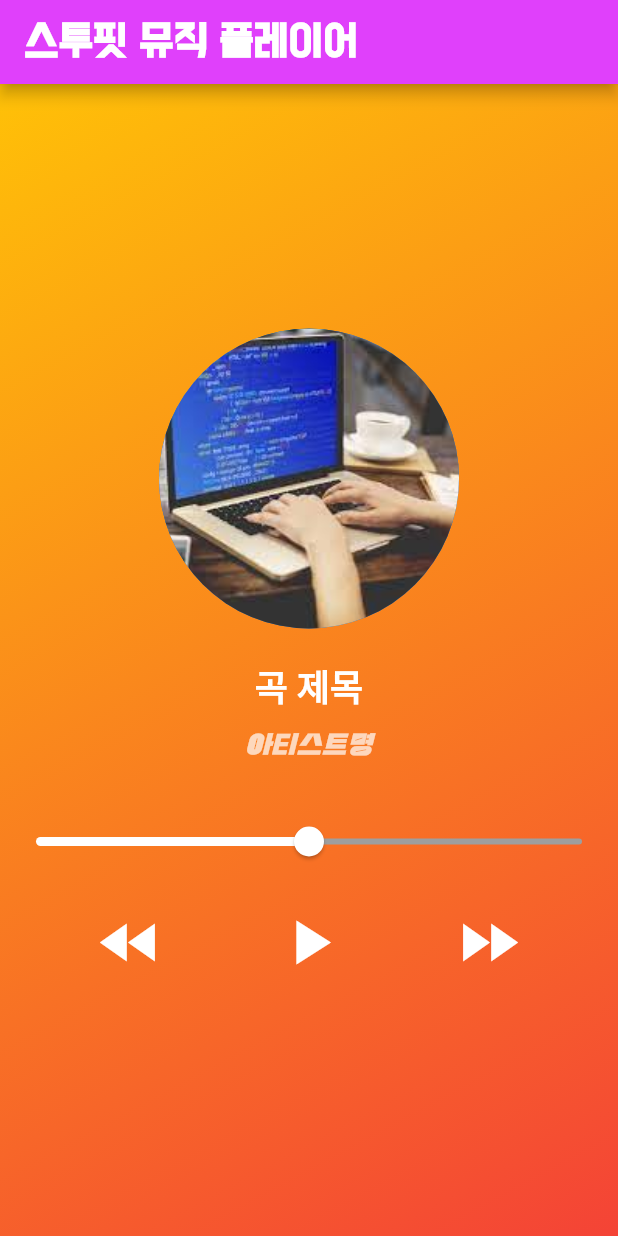
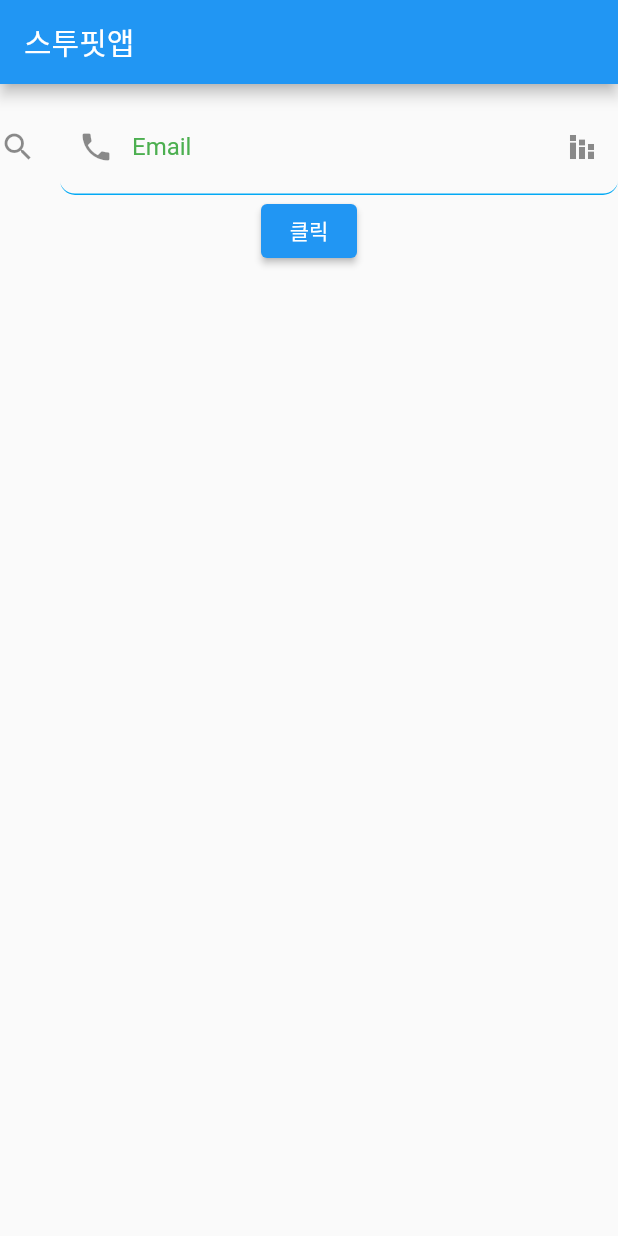
Before and after one commit to stufit/first_inflearn_flutter, a Flutter app: the screen it shows after launch, on a phone screen of 412 x 824 dp. Run offline on Flutter 3.47's test engine with Material 2 defaults, Android fonts, the phone set to English and light mode, and no system bars; Roboto replaces fonts that are missing (Dohyeon).

Commit message:
TextField 위젯

```diff
--- a/lib/main.dart
+++ b/lib/main.dart
@@ -1,11 +1,19 @@
 import 'package:flutter/material.dart';
 
 void main() {
-  runApp(MyApp());
+  runApp(MaterialApp(
+    title: '내앱',
+    theme: ThemeData(
+        useMaterial3: true,
+        colorScheme: ColorScheme.fromSeed(seedColor: Colors.green)),
+    home: MyApp(),
+  ));
 }
 
 class MyApp extends StatelessWidget {
-  const MyApp({super.key});
+  MyApp({super.key});
+
+  final TextEditingController _emailController = TextEditingController();
 
   @override
   Widget build(BuildContext context) {
@@ -13,79 +21,38 @@ class MyApp extends StatelessWidget {
       debugShowCheckedModeBanner: false,
       home: Scaffold(
         appBar: AppBar(
-          title: Text(
-            '스투핏 뮤직 플레이어',
-            style: TextStyle(
-                fontFamily: 'NotoSans',
-                fontSize: 30,
-                fontWeight: FontWeight.bold),
-          ),
-          backgroundColor: Colors.purpleAccent,
-        ),
-        body: Container(
-          decoration: BoxDecoration(
-              gradient: LinearGradient(
-                  begin: Alignment.topLeft,
-                  end: Alignment.bottomRight,
-                  colors: [Colors.amber, Colors.red])),
-          child: Center(
-            child: Column(
-              mainAxisAlignment: MainAxisAlignment.center,
-              children: [
-                CircleAvatar(
-                  backgroundImage: AssetImage('assets/images/coding.jpg'),
-                  radius: 100,
+            title: Text(
+          "스투핏앱",
+        )),
+        body: Center(
+          child: Column(
+            children: [
+              SizedBox(height: 10),
+              TextField(
+                decoration: InputDecoration(
+                    labelText: "Email",
+                    labelStyle: TextStyle(color: Colors.green),
+                    hintText: "이메일을 입력하세요",
+                    hintStyle: TextStyle(color: Colors.amber),
+                    focusedBorder: OutlineInputBorder(
+                        borderRadius: BorderRadius.all(Radius.circular(10.0)),
+                        borderSide: BorderSide(width: 4, color: Colors.red)),
+                    enabledBorder: UnderlineInputBorder(
+                        borderRadius: BorderRadius.all(Radius.circular(10.0)),
+                        borderSide:
+                            BorderSide(width: 1, color: Colors.lightBlue)),
+                    enabled: true,
+                    icon: Icon(Icons.search),
+                    prefixIcon: Icon(Icons.phone),
+                    suffixIcon: Icon(Icons.stacked_bar_chart),
                 ),
-                SizedBox(height: 20),
-                Text(
-                  '곡 제목',
-                  style: TextStyle(
-                      fontSize: 24,
-                      fontWeight: FontWeight.bold,
-                      color: Colors.white,
-                      fontFamily: 'Dohyeon'),
-                ),
-                SizedBox(height: 10),
-                Text(
-                  '아티스트명',
-                  style: TextStyle(
-                      fontSize: 18,
-                      fontStyle: FontStyle.italic,
-                      color: Colors.white70,
-                      fontFamily: 'cafe'),
-                ),
-                SizedBox(height: 30),
-                Slider(
-                  value: 0.5,
-                  onChanged: (value) {},
-                  activeColor: Colors.white,
-                  inactiveColor: Colors.grey,
-                ),
-                SizedBox(height: 10),
-                Row(
-                  mainAxisAlignment: MainAxisAlignment.spaceEvenly,
-                  children: [
-                    IconButton(
-                        onPressed: () {},
-                        icon: Icon(Icons.fast_rewind),
-                        iconSize: 50,
-                        color: Colors.white),
-                    IconButton(
-                      onPressed: () {},
-                      icon: Icon(Icons.play_arrow),
-                      iconSize: 50,
-                      color: Colors.white,
-                    ),
-                    IconButton(
-                      onPressed: () {},
-                      icon: Icon(Icons.fast_forward),
-                      iconSize: 50,
-                      color: Colors.white,
-                    )
-                  ],
-                )
-              ],
-            ),
+                keyboardType: TextInputType.emailAddress,
+                textInputAction: TextInputAction.search,
+                obscureText: false, // 값을 안보이게함
+                controller: _emailController,
+              ),
+              ElevatedButton(onPressed: (){print(_emailController.text);}, child: Text('클릭'))
+            ],
           ),
         ),
       ),
```
Also changed, not shown: 1 other file.
